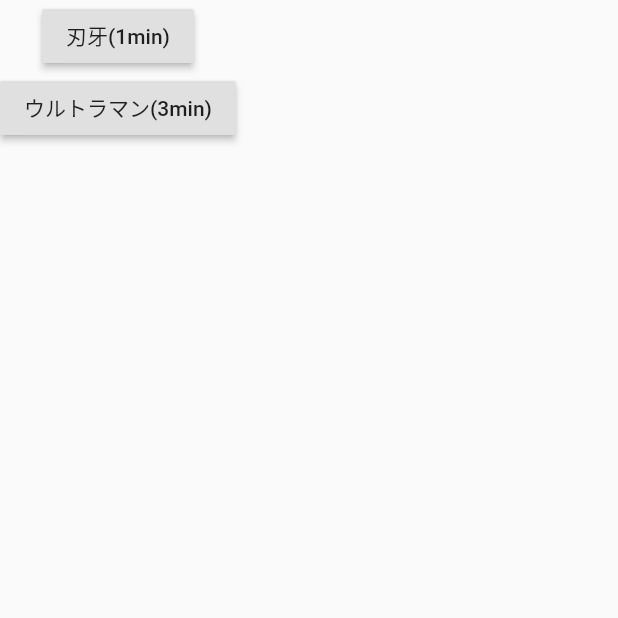
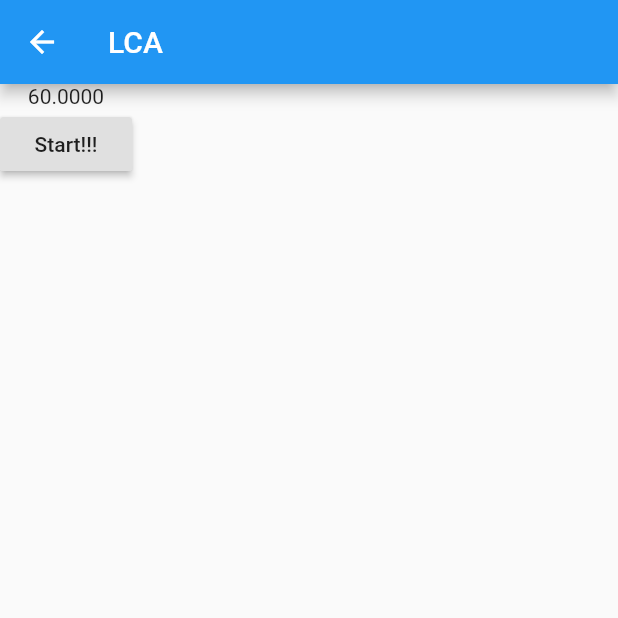
Before and after one commit to isso0424/itasitaima, a Flutter app: the LammineChinchinAttack screen opened by its route, after a tap on "刃牙(1min)", on a phone screen of 412 x 824 dp, the top half of it. Run offline on Flutter 3.47's test engine with Material 2 defaults, Android fonts, the phone set to English and light mode, and no system bars.

Commit message:
[Add]Create baki and ultra timer.

```diff
--- a/lib/baki_timer/laminne_chinchin_attack.dart
+++ b/lib/baki_timer/laminne_chinchin_attack.dart
@@ -1,3 +1,5 @@
+import 'dart:async';
+
 import 'package:flutter/material.dart';
 
 class LammineChinchinAttack extends StatefulWidget {
@@ -9,17 +11,18 @@ class LammineChinchinAttackState extends State<LammineChinchinAttack> {
   @override
   Widget build(BuildContext context) {
     return Scaffold(
+      appBar: AppBar(title: Text("LCA"),),
       body: Column(
         children: [
           RaisedButton(
             onPressed: () {
-
+              Navigator.push(context, MaterialPageRoute(builder: (context) => LCATimer(maxSeconds: 60, title: "刃牙",)));
             },
             child: Text("刃牙(1min)"),
           ),
           RaisedButton(
             onPressed: () {
-
+              Navigator.push(context, MaterialPageRoute(builder: (context) => LCATimer(maxSeconds: 180, title: "ウルトラマン",)));
             },
             child: Text("ウルトラマン(3min)"),
           )
@@ -29,31 +32,75 @@ class LammineChinchinAttackState extends State<LammineChinchinAttack> {
   }
 }
 
-class Baki extends StatefulWidget {
+class LCATimer extends StatefulWidget {
+  final int maxSeconds;
+  final String title;
+  LCATimer({@required this.maxSeconds, @required this.title});
   @override
-  State<StatefulWidget> createState() => BakiState();
+  State<StatefulWidget> createState() => LCATimerState();
 }
 
-class BakiState extends State<Baki> {
+class LCATimerState extends State<LCATimer> {
+  double remainSeconds;
+  bool isStart = false;
+  bool isFinish = false;
+
+  void updateTime() {
+    setState(() {
+      this.remainSeconds -= 0.01;
+    });
+  }
+  @override
+  void initState() {
+    super.initState();
+    remainSeconds = widget.maxSeconds.toDouble();
+  }
+
   @override
   Widget build(BuildContext context) {
-    // TODO: implement build
-    throw UnimplementedError();
+    return Scaffold(
+      appBar: AppBar(title: Text("LCA"),),
+      body: Column(
+        children: [
+          Text(remainSeconds.toStringAsFixed(4)),
+          RaisedButton(
+            onPressed: () {
+              if (isStart) isFinish = true;
+              isStart = true;
+              Timer.periodic(
+                Duration(milliseconds: 10),
+                (timer) {
+                  updateTime();
+                  if (isFinish) {
+                    timer.cancel();
+                    final isWin = remainSeconds >= 0;
+                    showDialog(
+                        context: context,
+                        builder: (BuildContext context) {
+                      return AlertDialog(
+                        title: Text(isWin ? "win!!!" : "lose..."),
+                        content: Text(
+                            "あなたは${(widget.maxSeconds - remainSeconds).toString()}秒で致しました!!!\n"
+                            "${isWin ? '挑戦成功!!!${widget.title}に認定します!!!' : '挑戦失敗です...'}"
+                        ),
+                        actions: [
+                          RaisedButton(
+                            child: Text("Return to title"),
+                            onPressed: () {
+                              Navigator.pop(context);
+                            },
+                          )
+                        ],
+                      );
+                    }).then((_) => Navigator.pop(context));
+                  }
+                }
+              );
+            },
+            child: Text("Start!!!"),
+          ),
+        ],
+      )
+    );
   }
 }
-
-class Ultra extends StatefulWidget {
-  @override
-  State<StatefulWidget> createState() {
-    // TODO: implement createState
-    throw UnimplementedError();
-  }
-}
-
-class UltraState extends State<Ultra> {
-  @override
-  Widget build(BuildContext context) {
-    // TODO: implement build
-    throw UnimplementedError();
-  }
-}
```
